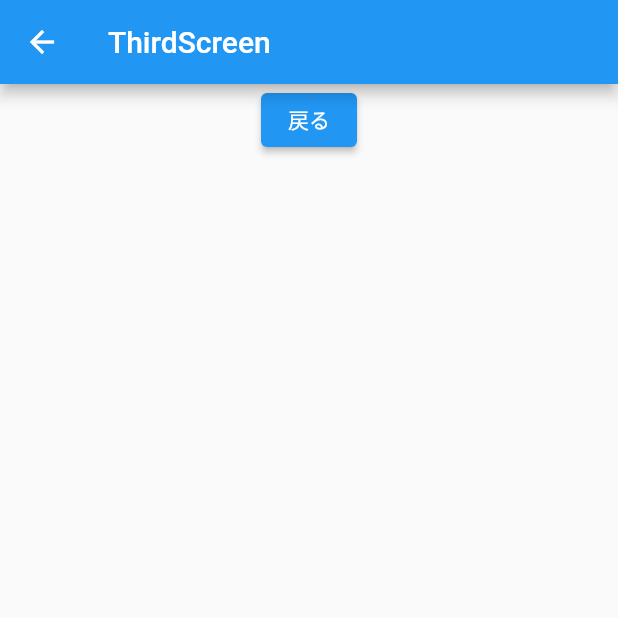
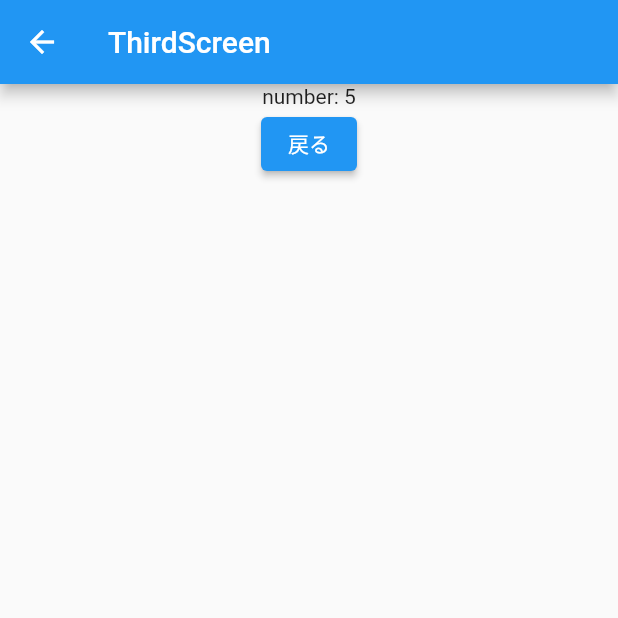
Before and after one commit to LET-137/FlutterPra0605, a Flutter app: the SecondScreen screen opened by its route, after a tap on "secondからthirdへ", on a phone screen of 412 x 824 dp, the top half of it. Run offline on Flutter 3.47's test engine with Material 2 defaults, Android fonts, the phone set to English and light mode, and no system bars; our stand-ins replace go_router.

Commit message:
値を別ビューに渡す

```diff
--- a/lib/main.dart
+++ b/lib/main.dart
@@ -18,11 +18,17 @@ final _router = GoRouter(
       routes: [
         GoRoute(
           path: 'second',
-          builder: (context, state) => const SecondScreen(),
+          builder: (context, state) {
+            final number = state.extra as int? ?? 0;
+            return SecondScreen(number: number);
+          },
           routes: [
             GoRoute(
               path: 'third',
-              builder: (context, state) => const ThirdScreen(),
+              builder: (context, state) {
+                final number = state.extra as int? ?? 0;
+                return ThirdScreen(number: number);
+              },
             ),
           ],
         ),
@@ -30,8 +36,15 @@ final _router = GoRouter(
     ),
   ]);
 
-class FirstScreen extends StatelessWidget {
+class FirstScreen extends StatefulWidget {
   const FirstScreen({super.key});
+
+  @override
+  State<StatefulWidget> createState() => _FirstScreenState();
+}
+
+class _FirstScreenState extends State<FirstScreen> {
+  final int _number = 4;
 
   @override
   Widget build(BuildContext context) {
@@ -48,12 +61,12 @@ class FirstScreen extends StatelessWidget {
              child: const Text('firstからfirstへ'),
             ),
             ElevatedButton(onPressed: () {
-              GoRouter.of(context).push('/second');
+              GoRouter.of(context).push('/second', extra: _number);
             },
              child: const Text('firstからsecondへ'),
             ),
             ElevatedButton(onPressed: () {
-              GoRouter.of(context).go('/second/third');
+              GoRouter.of(context).go('/second/third', extra: _number);
             },
              child: const Text('firstからthirdへ'),
             ),
@@ -64,8 +77,12 @@ class FirstScreen extends StatelessWidget {
   }
 }
 
+
+
 class SecondScreen extends StatelessWidget {
-  const SecondScreen({super.key});
+  const SecondScreen({super.key, required this.number});
+
+  final int number;
 
   @override
   Widget build(BuildContext context) {
@@ -77,6 +94,7 @@ class SecondScreen extends StatelessWidget {
         child: Column(
           mainAxisAlignment: MainAxisAlignment.center,
           children: [
+            Text('numbet: $number'),
             ElevatedButton(
               onPressed: () {
                 GoRouter.of(context).push('/second');
@@ -85,7 +103,8 @@ class SecondScreen extends StatelessWidget {
             ),
             ElevatedButton(
               onPressed: () {
-                GoRouter.of(context).push('/second/third');
+                final newNumber = number + 5;
+                GoRouter.of(context).push('/second/third', extra: newNumber);
               },
               child: const Text('secondからthirdへ'),
             ),
@@ -103,7 +122,9 @@ class SecondScreen extends StatelessWidget {
 }
 
 class ThirdScreen extends StatelessWidget {
-  const ThirdScreen({super.key});
+  const ThirdScreen({super.key, required this.number});
+
+  final int number;
 
   @override
   Widget build(BuildContext context) {
@@ -114,6 +135,7 @@ class ThirdScreen extends StatelessWidget {
       body: Center(
         child: Column(
           children: [
+            Text('number: $number'),
             ElevatedButton(
               onPressed: () {
                 GoRouter.of(context).pop();
```
